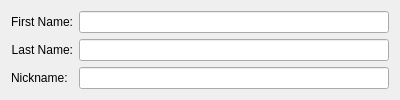
Qt form plugins/salut/salut-main-options-widget.ui (KDE/ktp-accounts-kcm) before a commit.
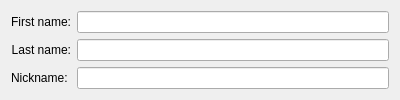
The same form after that commit. Custom widgets are drawn as their Qt base class.

Patch:
```diff
--- a/plugins/salut/salut-main-options-widget.ui
+++ b/plugins/salut/salut-main-options-widget.ui
@@ -22,7 +22,7 @@
      <item row="0" column="0">
       <widget class="QLabel" name="firstnameLabel">
        <property name="text">
-        <string>First Name:</string>
+        <string>First name:</string>
        </property>
        <property name="alignment">
         <set>Qt::AlignRight|Qt::AlignTrailing|Qt::AlignVCenter</set>
@@ -35,7 +35,7 @@
      <item row="1" column="0">
       <widget class="QLabel" name="lastnameLabel">
        <property name="text">
-        <string>Last Name:</string>
+        <string>Last name:</string>
        </property>
        <property name="alignment">
         <set>Qt::AlignRight|Qt::AlignTrailing|Qt::AlignVCenter</set>
```
